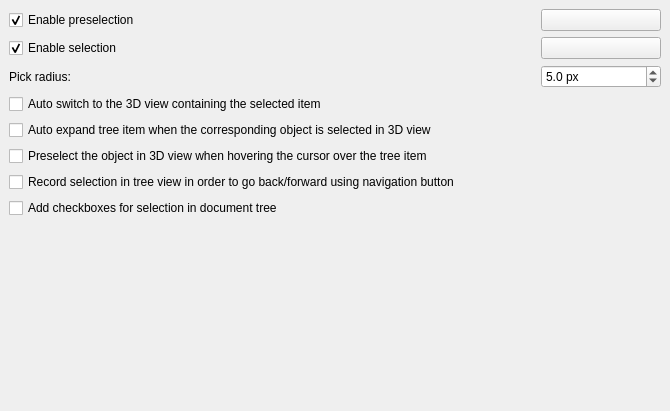
Old version of the form src/Gui/PreferencePages/DlgSettingsSelection.ui in the repository southseact-3d/fcd.
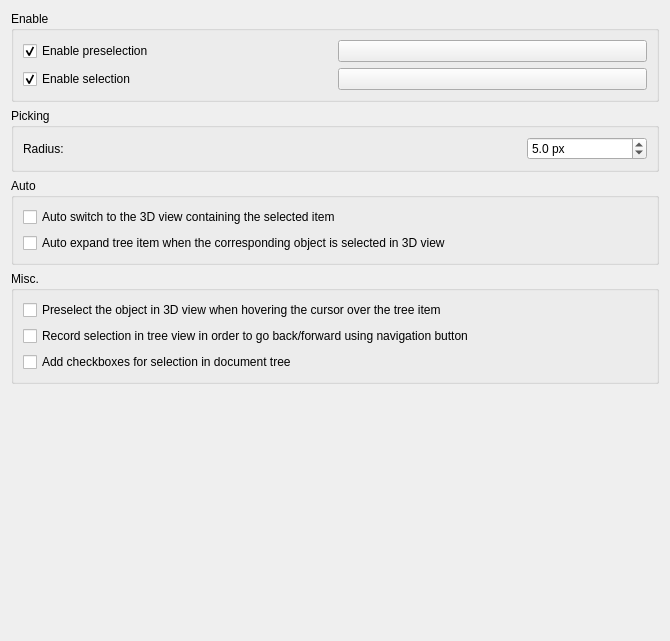
New version of the form. Custom widgets are drawn as their Qt base class.

Commit message: proposed fix for https://https://github.com/FreeCAD/FreeCAD/issues/20856github.com/FreeCAD/FreeCAD/issues/20856. NOTE: AddonManager and Telemetry addon ui files are in separate repos

The edit to the form file:
```diff
--- a/src/Gui/PreferencePages/DlgSettingsSelection.ui
+++ b/src/Gui/PreferencePages/DlgSettingsSelection.ui
@@ -7,93 +7,20 @@
     <x>0</x>
     <y>0</y>
     <width>670</width>
-    <height>411</height>
+    <height>641</height>
    </rect>
   </property>
   <property name="windowTitle">
    <string>Selection</string>
   </property>
-  <layout class="QGridLayout">
-   <property name="leftMargin">
-    <number>9</number>
-   </property>
-   <property name="topMargin">
-    <number>9</number>
-   </property>
-   <property name="rightMargin">
-    <number>9</number>
-   </property>
-   <property name="bottomMargin">
-    <number>9</number>
-   </property>
-   <property name="spacing">
-    <number>6</number>
-   </property>
-   <item row="0" column="0">
-    <widget class="Gui::PrefCheckBox" name="checkBoxPreselection">
-     <property name="minimumSize">
-      <size>
-       <width>240</width>
-       <height>0</height>
-      </size>
-     </property>
-     <property name="toolTip">
-      <string>Enable preselection, highlighted with specified color</string>
-     </property>
-     <property name="text">
-      <string>Enable preselection</string>
-     </property>
-     <property name="checked">
-      <bool>true</bool>
-     </property>
-     <property name="prefEntry" stdset="0">
-      <cstring>EnablePreselection</cstring>
-     </property>
-     <property name="prefPath" stdset="0">
-      <cstring>View</cstring>
-     </property>
-    </widget>
-   </item>
-   <item row="0" column="1">
-    <widget class="Gui::PrefColorButton" name="HighlightColor">
-     <property name="text">
-      <string/>
-     </property>
-     <property name="color">
-      <color>
-       <red>225</red>
-       <green>225</green>
-       <blue>20</blue>
-      </color>
-     </property>
-     <property name="prefEntry" stdset="0">
-      <cstring>HighlightColor</cstring>
-     </property>
-     <property name="prefPath" stdset="0">
-      <cstring>View</cstring>
-     </property>
-    </widget>
-   </item>
-   <item row="1" column="0">
-    <widget class="Gui::PrefCheckBox" name="checkBoxSelection">
-     <property name="toolTip">
-      <string>Enable selection, highlighted with specified color</string>
-     </property>
-     <property name="text">
-      <string>Enable selection</string>
-     </property>
-     <property name="checked">
-      <bool>true</bool>
-     </property>
-     <property name="prefEntry" stdset="0">
-      <cstring>EnableSelection</cstring>
-     </property>
-     <property name="prefPath" stdset="0">
-      <cstring>View</cstring>
-     </property>
-    </widget>
-   </item>
-   <item row="1" column="1">
+  <layout class="QVBoxLayout" name="verticalLayout_4">
+   <item>
+    <widget class="QGroupBox" name="groupBox">
+     <property name="title">
+      <string>Enable</string>
+     </property>
+     <layout class="QGridLayout" name="gridLayout">
+      <item row="4" column="1">
     <widget class="Gui::PrefColorButton" name="SelectionColor">
      <property name="text">
       <string/>
@@ -113,12 +40,85 @@
      </property>
     </widget>
    </item>
-   <item row="2" column="0">
+      <item row="4" column="0">
+       <widget class="Gui::PrefCheckBox" name="checkBoxSelection">
+        <property name="toolTip">
+         <string>Enable selection, highlighted with specified color</string>
+        </property>
+        <property name="text">
+         <string>Enable selection</string>
+        </property>
+        <property name="checked">
+         <bool>true</bool>
+        </property>
+        <property name="prefEntry" stdset="0">
+         <cstring>EnableSelection</cstring>
+        </property>
+        <property name="prefPath" stdset="0">
+         <cstring>View</cstring>
+        </property>
+       </widget>
+      </item>
+      <item row="3" column="1">
+       <widget class="Gui::PrefColorButton" name="HighlightColor">
+        <property name="text">
+         <string/>
+        </property>
+        <property name="color" stdset="0">
+         <color>
+          <red>225</red>
+          <green>225</green>
+          <blue>20</blue>
+         </color>
+        </property>
+        <property name="prefEntry" stdset="0">
+         <cstring>HighlightColor</cstring>
+        </property>
+        <property name="prefPath" stdset="0">
+         <cstring>View</cstring>
+        </property>
+       </widget>
+      </item>
+      <item row="3" column="0">
+       <widget class="Gui::PrefCheckBox" name="checkBoxPreselection">
+        <property name="minimumSize">
+         <size>
+          <width>240</width>
+          <height>0</height>
+         </size>
+        </property>
+        <property name="toolTip">
+         <string>Enable preselection, highlighted with specified color</string>
+        </property>
+        <property name="text">
+         <string>Enable preselection</string>
+        </property>
+        <property name="checked">
+         <bool>true</bool>
+        </property>
+        <property name="prefEntry" stdset="0">
+         <cstring>EnablePreselection</cstring>
+        </property>
+        <property name="prefPath" stdset="0">
+         <cstring>View</cstring>
+        </property>
+       </widget>
+      </item>
+     </layout>
+    </widget>
+   </item>
+   <item>
+    <widget class="QGroupBox" name="groupBox_2">
+     <property name="title">
+      <string>Picking</string>
+     </property>
+     <layout class="QVBoxLayout" name="verticalLayout">
+      <item>
     <layout class="QHBoxLayout" name="horizontalLayout_1">
      <item>
       <widget class="QLabel" name="spinPickRadiusLabel">
        <property name="text">
-        <string>Pick radius:</string>
+           <string>Radius:</string>
        </property>
       </widget>
      </item>
@@ -135,9 +135,7 @@
        </property>
       </spacer>
      </item>
-    </layout>
-   </item>
-   <item row="2" column="1">
+        <item>
     <widget class="Gui::PrefDoubleSpinBox" name="spinPickRadius">
      <property name="minimumSize">
       <size>
@@ -176,7 +174,18 @@
      </property>
     </widget>
    </item>
-   <item row="3" column="0" colspan="2">
+       </layout>
+      </item>
+     </layout>
+    </widget>
+   </item>
+   <item>
+    <widget class="QGroupBox" name="groupBox_3">
+     <property name="title">
+      <string>Auto</string>
+     </property>
+     <layout class="QVBoxLayout" name="verticalLayout_2">
+      <item>
     <widget class="Gui::PrefCheckBox" name="checkBoxAutoSwitch">
      <property name="text">
       <string>Auto switch to the 3D view containing the selected item</string>
@@ -189,7 +198,7 @@
      </property>
     </widget>
    </item>
-   <item row="4" column="0" colspan="2">
+      <item>
     <widget class="Gui::PrefCheckBox" name="checkBoxAutoExpand">
      <property name="text">
       <string>Auto expand tree item when the corresponding object is selected in 3D view</string>
@@ -202,7 +211,16 @@
      </property>
     </widget>
    </item>
-   <item row="5" column="0" colspan="2">
+     </layout>
+    </widget>
+   </item>
+   <item>
+    <widget class="QGroupBox" name="groupBox_4">
+     <property name="title">
+      <string>Misc.</string>
+     </property>
+     <layout class="QVBoxLayout" name="verticalLayout_3">
+      <item>
     <widget class="Gui::PrefCheckBox" name="checkBoxPreselect">
      <property name="text">
       <string>Preselect the object in 3D view when hovering the cursor over the tree item</string>
@@ -215,7 +233,7 @@
      </property>
     </widget>
    </item>
-   <item row="6" column="0" colspan="2">
+      <item>
     <widget class="Gui::PrefCheckBox" name="checkBoxRecord">
      <property name="text">
       <string>Record selection in tree view in order to go back/forward using navigation button</string>
@@ -228,7 +246,7 @@
      </property>
     </widget>
    </item>
-   <item row="7" column="0" colspan="2">
+      <item>
     <widget class="Gui::PrefCheckBox" name="checkBoxSelectionCheckBoxes">
      <property name="text">
       <string>Add checkboxes for selection in document tree</string>
@@ -241,7 +259,10 @@
      </property>
     </widget>
    </item>
-   <item row="8" column="0" colspan="2">
+     </layout>
+    </widget>
+   </item>
+   <item>
     <spacer name="verticalSpacer">
      <property name="orientation">
       <enum>Qt::Vertical</enum>
@@ -257,26 +278,26 @@
   </layout>
  </widget>
  <customwidgets>
-  <customwidget>
-   <class>Gui::PrefDoubleSpinBox</class>
-   <extends>QDoubleSpinBox</extends>
-   <header>Gui/PrefWidgets.h</header>
-  </customwidget>
   <customwidget>
    <class>Gui::ColorButton</class>
    <extends>QPushButton</extends>
    <header>Gui/Widgets.h</header>
   </customwidget>
-  <customwidget>
-   <class>Gui::PrefColorButton</class>
-   <extends>Gui::ColorButton</extends>
-   <header>Gui/PrefWidgets.h</header>
-  </customwidget>
   <customwidget>
    <class>Gui::PrefCheckBox</class>
    <extends>QCheckBox</extends>
    <header>Gui/PrefWidgets.h</header>
   </customwidget>
+  <customwidget>
+   <class>Gui::PrefDoubleSpinBox</class>
+   <extends>QDoubleSpinBox</extends>
+   <header>Gui/PrefWidgets.h</header>
+  </customwidget>
+  <customwidget>
+   <class>Gui::PrefColorButton</class>
+   <extends>Gui::ColorButton</extends>
+   <header>Gui/PrefWidgets.h</header>
+  </customwidget>
  </customwidgets>
  <resources/>
   <connections>
```
Left out of the diff: 22 changed lines with no effect on the pictures. Lines whose indentation alone changed are shown as unchanged. The commit also changes 2 other files.
